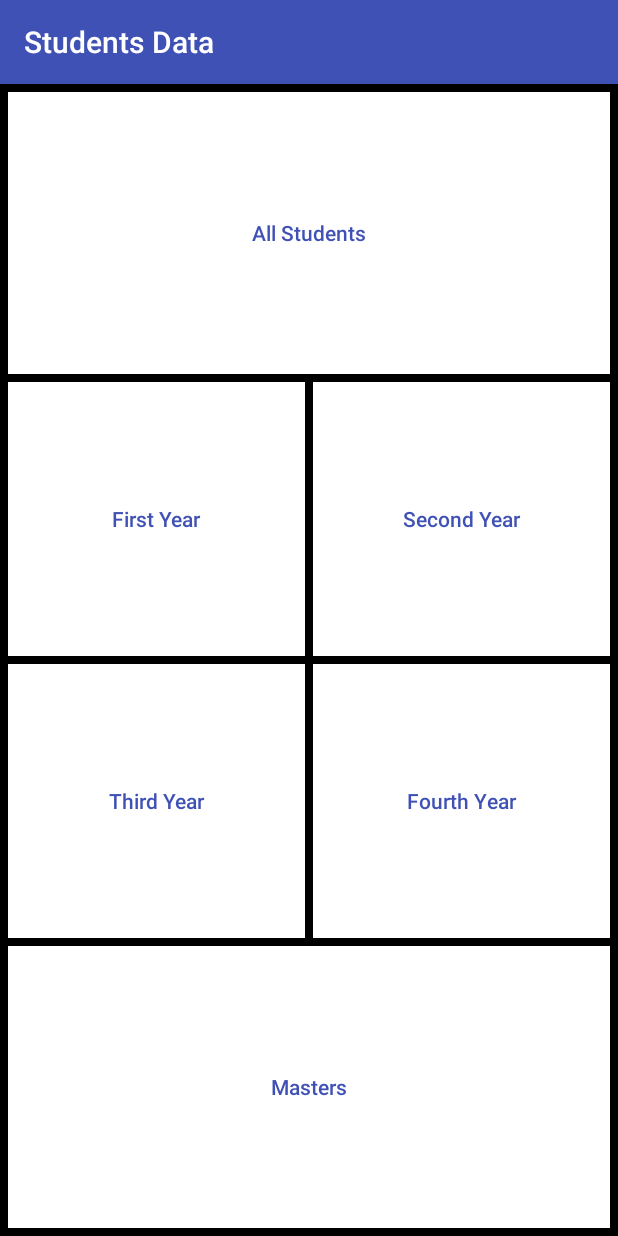
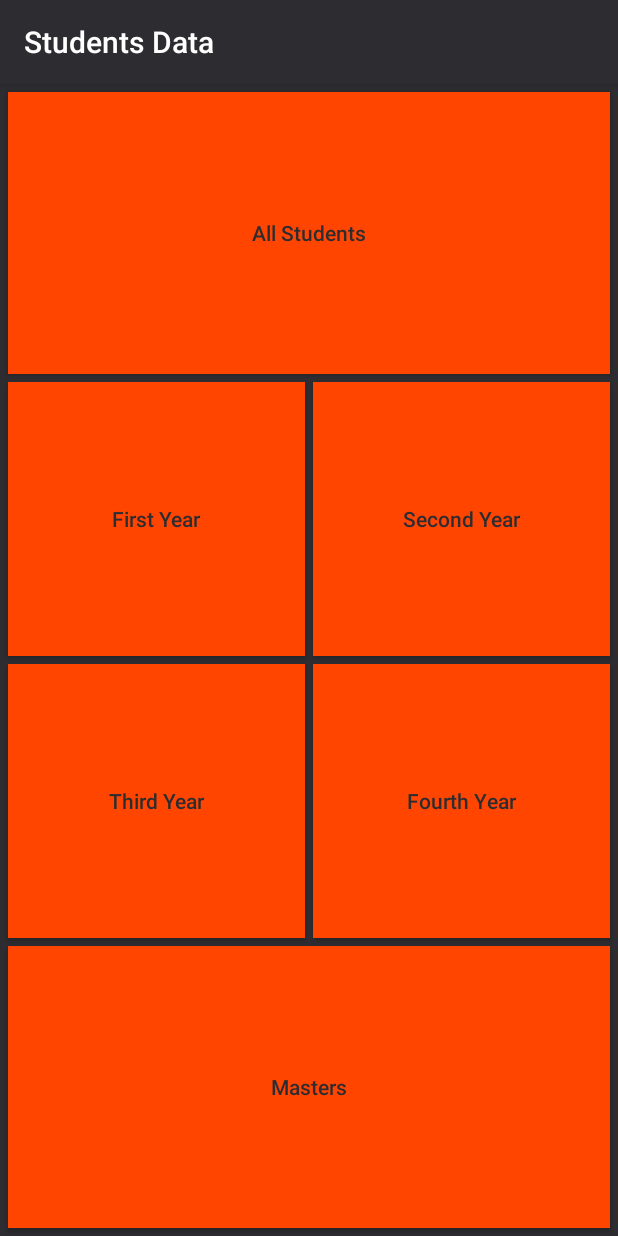
Before and after one commit to Sabbir07/Firebase_3_modifying_for_lab, an Android app: the screen it shows after launch (MainActivity), on a phone screen of 412 x 824 dp. Run offline under Robolectric (Android 15) with nearby library versions, the phone set to English and light mode, and no system bars.

Commit message:
Button color and animation

```diff
--- a/app/src/main/java/com/sabbir/firebase_3_modifying_for_lab/MainActivity.java
+++ b/app/src/main/java/com/sabbir/firebase_3_modifying_for_lab/MainActivity.java
@@ -2,9 +2,17 @@ package com.sabbir.firebase_3_modifying_for_lab;
 
 import android.content.Intent;
 import android.os.Bundle;
+import android.os.Handler;
 import android.support.v7.app.AppCompatActivity;
 import android.view.View;
+import android.view.animation.Animation;
+import android.view.animation.AnimationUtils;
 import android.widget.Button;
+
+import java.util.Timer;
+import java.util.TimerTask;
+
+import static android.R.attr.delay;
 
 /**
  * Created by Sabbir on 015  15 05 17  May.
@@ -19,12 +27,38 @@ public class MainActivity extends AppCompatActivity {
     public void onCreate(Bundle savedInstanceState) {
         super.onCreate(savedInstanceState);
         setContentView(R.layout.front_page);
+        //if not given final it won't work inside setOnClickListener
+        final Animation shake = AnimationUtils.loadAnimation(this, R.anim.shake);
 
-        Button all = (Button) findViewById(R.id.all);
+        final Button all = (Button) findViewById(R.id.all);
+        //all.startAnimation(shake);
         all.setOnClickListener(new View.OnClickListener() {
             @Override
             public void onClick(View view) {
                 Intent i = new Intent(MainActivity.this, ForAllStudents.class);
+                view.startAnimation(shake);
+                //setting delay for clicking animation
+                /*all.setEnabled(false);
+                new Handler().postDelayed(new Runnable() {
+
+                    @Override
+                    public void run() {
+                        all.setEnabled(true);
+
+                    }
+                }, 10000);*/
+
+                /*all.setEnabled(false);
+
+                Timer buttonTimer = new Timer();
+                buttonTimer.schedule(new TimerTask() {
+
+                    @Override
+                    public void run() {
+                        all.setEnabled(true);
+                    }
+                }, 5000,1000);*/
+
                 startActivity(i);
             }
         });
--- /dev/null
+++ b/app/src/main/res/anim/cycle.xml
@@ -0,0 +1,3 @@
+<?xml version="1.0" encoding="utf-8"?>
+<cycleInterpolator xmlns:android="http://schemas.android.com/apk/res/android"
+                   android:cycles="4"/>
--- /dev/null
+++ b/app/src/main/res/anim/shake.xml
@@ -0,0 +1,6 @@
+<?xml version="1.0" encoding="utf-8"?>
+<translate xmlns:android="http://schemas.android.com/apk/res/android"
+           android:fromYDelta="10"
+           android:toYDelta="0"
+           android:duration="1000"
+           android:interpolator="@anim/cycle" />
--- a/app/src/main/res/layout/front_page.xml
+++ b/app/src/main/res/layout/front_page.xml
@@ -5,7 +5,7 @@
               android:gravity="center"
               android:orientation="vertical"
               android:weightSum="1"
-                android:background="@color/colorBlack">
+                android:background="@color/colorPrimary">
 
     <!--<View
         android:id="@+id/view"
--- a/app/src/main/res/values/colors.xml
+++ b/app/src/main/res/values/colors.xml
@@ -1,8 +1,8 @@
 <?xml version="1.0" encoding="utf-8"?>
 <resources>
-    <color name="colorPrimary">#3F51B5</color>
-    <color name="colorPrimaryDark">#303F9F</color>
+    <color name="colorPrimary">#2d2d31</color>
+    <color name="colorPrimaryDark">#000000</color>
     <color name="colorAccent">#FF4081</color>
-    <color name="colorFrontButton">#ffffff</color>
+    <color name="colorFrontButton">#FF4500</color>
     <color name="colorBlack">#000000</color>
 </resources>
```
